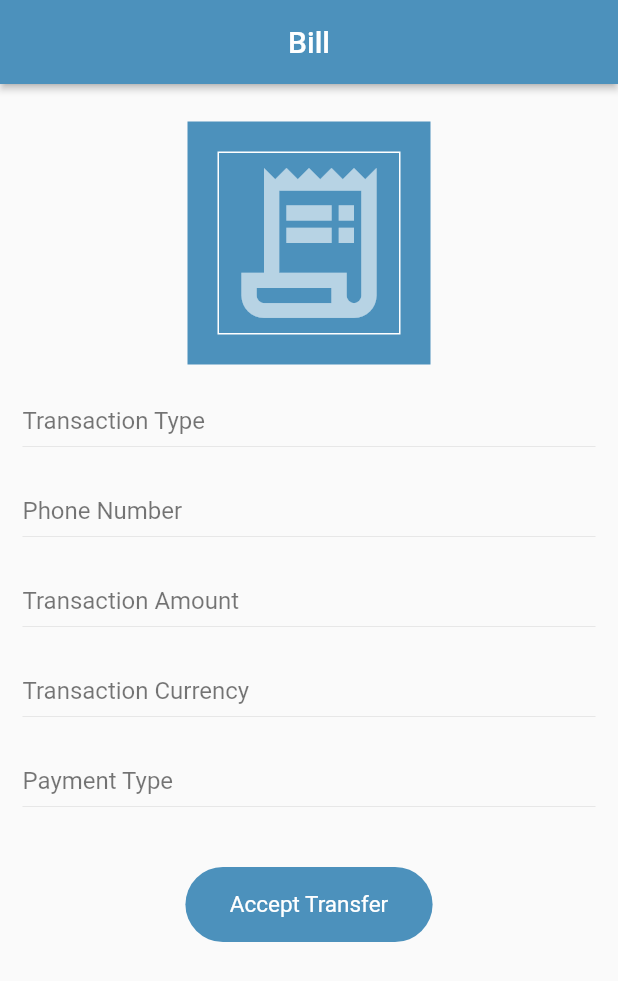
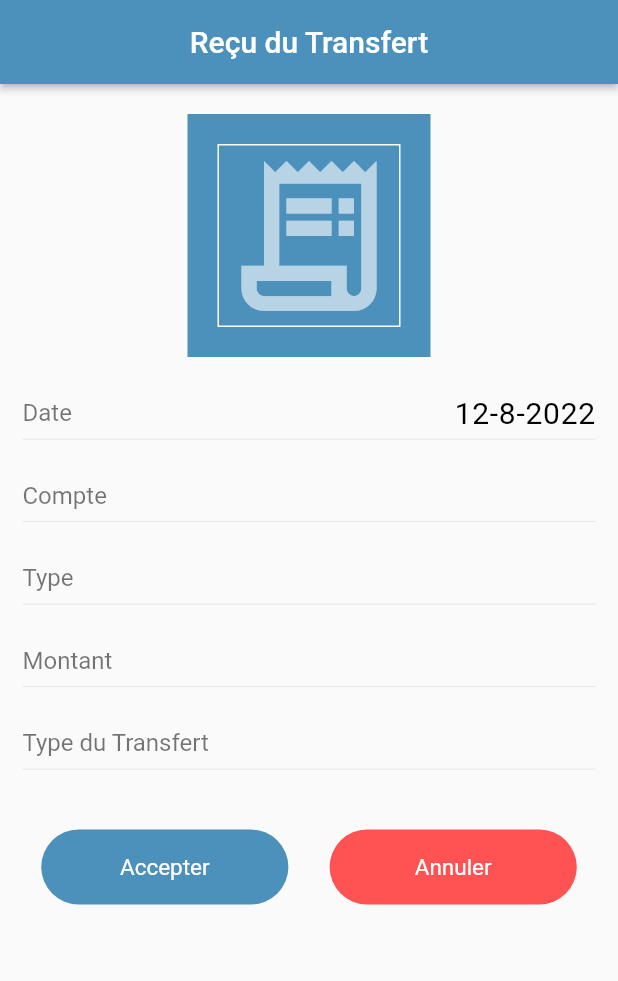
Before and after one commit to oubadaalkahf/FlutterPayit, a Flutter app: the BillTransactionDetails screen opened directly with empty values, on a phone screen of 412 x 824 dp. Shown: the top 981 px of the screen. Run offline on Flutter 3.47's test engine with Material 2 defaults, Android fonts, the phone set to English and light mode, and no system bars; our stand-ins replace animated_splash_screen, animated_text_kit, awesome_dialog, babstrap_settings_screen, bloc, custom_radio_grouped_button and 17 more; missing offline and left inert: dropdown_plus, encrypt, flutter_barcode_scanner, flutter_form_bloc, iconify_flutter, jwt_decode and 5 more; accounts and stored records are empty; Roboto replaces fonts that are missing (avenir).

Commit message:
Modification final

```diff
--- a/lib/cubit/app_cubit.dart
+++ b/lib/cubit/app_cubit.dart
@@ -474,6 +474,9 @@ header = response["header"].toString();
   void PaimnentCommercant(String pointofinitiationmethode,paidEntityRef,trans_curr,tran_amount,tran_purpose,oper_type,merchant_category_code,country_code,merchant_name,merchant_city
       ){
 
+    if(paidEntityRef.startsWith("06")){
+      paidEntityRef=  paidEntityRef.replaceRange(0, 1, "+212");
+    }
     print(country_code);
     print(trans_curr);
     print(tran_purpose);
--- a/lib/l10n/intl_en.arb
+++ b/lib/l10n/intl_en.arb
@@ -57,7 +57,7 @@
   "MODIFY" : "MODIFY",
   "NEXT" : "NEXT",
   "step_3" : "STEP 3 : information ",
-  "Enter_your_first_last_name" : "Enter your first,last name and email address ",
+  "Enter_your_first_last_name" : "Enter your first, last name and email address ",
   "Email" : "E-mail",
   "First_name" : "First name",
   "Last_name" : "Last name",
--- a/lib/l10n/intl_fr.arb
+++ b/lib/l10n/intl_fr.arb
@@ -50,7 +50,7 @@
   "MODIFY" : "Modifier",
   "NEXT" : "SUIVANT",
   "step_3" : "ÉTAPE 3: information",
-  "Enter_your_first_last_name" : "Entrez votre prénom,Nom et l'adresse email ",
+  "Enter_your_first_last_name" : "Entrez votre prénom, nom et l'adresse email ",
   "Email" : "E-mail",
   "First_name" : "Prénom",
   "Last_name" : "Nom",
--- a/lib/screens/Payment/PaiementQrCodeResult.dart
+++ b/lib/screens/Payment/PaiementQrCodeResult.dart
@@ -32,7 +32,7 @@ class PaimentQrCodeResult extends StatelessWidget {
             },
           ),
           title: const Text(
-            'Piement d\'argent par QR Code',
+            'Paiement d\'argent par Code QR',
             style: TextStyle(color: Colors.white),
           ),
           backgroundColor: Color(0xff4c91bc),
@@ -59,7 +59,7 @@ class PaimentQrCodeResult extends StatelessWidget {
               SizedBox(
                 height: 200,
               ),
-              Text("Ce QR code respecte les spécificatoin MarocPay"),
+              Text("Ce Code QR respecte les spécificatoin MarocPay"),
             ],
           ),
         ),
--- a/lib/screens/Transfer/BillTransactionDetails.dart
+++ b/lib/screens/Transfer/BillTransactionDetails.dart
@@ -25,6 +25,9 @@ class BillTransactionDetails extends StatelessWidget {
 
   @override
   Widget build(BuildContext context) {
+    var dateTime = DateTime.parse(DateTime.now().toString());
+
+    var formate1 = "${dateTime.day}-${dateTime.month}-${dateTime.year}";
     return BlocConsumer<AppCubit,AppStates>( listener: (context,state){
       if (state is AppVersementSuccessStates) {
         Navigator.pushAndRemoveUntil(
@@ -41,13 +44,13 @@ class BillTransactionDetails extends StatelessWidget {
 
           title:Center(
             child: Text(
-              'Bill',
+              'Reçu du Transfert',
             ),
           ),
         ),
         body: Column(
           children: [
-            const  SizedBox(height: 25,),
+            const  SizedBox(height: 20,),
             Container(
               color:const Color(0xff4c91bc),
               child: Expanded(
@@ -70,33 +73,39 @@ class BillTransactionDetails extends StatelessWidget {
                     height: 20,
                   ),
                   rowBuilder(
-                      att: "Transaction Type",
-                      text: "${transactionInfos?.transactionType}"),
+                      att: "Date ",
+                      text: "${formate1}"),
                   const SizedBox(
-                    height: 25,
+                    height: 20,
                   ),
                   rowBuilder(
-                      att: "Phone Number",
+                      att: "Compte",
                       text: "${transactionInfos?.merchandPhoneNumber}"),
-                  const  SizedBox(
-                    height: 25,
+                  const SizedBox(
+                    height: 20,
                   ),
                   rowBuilder(
-                      att: "Transaction Amount",
-                      text: "${transactionInfos?.transactionAmount}"),
+                      att: "Type",
+                      text: "${transactionInfos?.transactionType}"),
+
                   const  SizedBox(
-                    height: 25,
+                    height: 20,
                   ),
                   rowBuilder(
-                      att: "Transaction Currency",
-                      text: "${transactionInfos?.transactionCurrency}"),
+                      att: "Montant",
+                      text: "${transactionInfos?.transactionAmount} ${transactionInfos?.transactionCurrency} "),
+
                   const  SizedBox(
-                    height: 25,
+                    height: 20,
                   ),
-                  rowBuilder(att: "Payment Type", text:"${transactionInfos?.paiementType}"),
+                  rowBuilder(att: "Type du Transfert", text:"${transactionInfos?.paiementType}"),
                   const  SizedBox(
                     height: 40,
                   ),
+                  Row(
+
+                    mainAxisAlignment: MainAxisAlignment.spaceEvenly,
+                    children: [
                       Container(
                         width: MediaQuery.of(context).size.width/2.5,
                         child: Material(
@@ -118,7 +127,36 @@ class BillTransactionDetails extends StatelessWidget {
                                     color: Colors.transparent,
                                     borderRadius: BorderRadius.circular(40)),
                                 child: const Text(
-                              'Accept Transfer',
+                                  "Accepter",
+                                  style: TextStyle(color: Colors.white,fontSize: 15),
+                                ),
+                                alignment: Alignment.center,
+                              ),
+                            ),
+                          ),
+                        ),
+                      ),
+                      Container(
+                        width: MediaQuery.of(context).size.width/2.5,
+                        child: Material(
+                          borderRadius: BorderRadius.circular(30),
+                          color: Colors.redAccent,
+                          child: InkWell(
+                            borderRadius: BorderRadius.circular(30),
+                            onTap: () {
+                              AppCubit.get(context).currentIndex = 0;
+                             navigateAndFinish(context,HomeScreen());
+                             showToast(message: "Transaction  annulée");
+
+                            },
+                            child: Ink(
+                              child: Container(
+                                height: 50,
+                                decoration: BoxDecoration(
+                                    color: Colors.transparent,
+                                    borderRadius: BorderRadius.circular(40)),
+                                child: const Text(
+                                  "Annuler",
                                   style: TextStyle(color: Colors.white,fontSize: 15),
                                 ),
                                 alignment: Alignment.center,
@@ -129,6 +167,8 @@ class BillTransactionDetails extends StatelessWidget {
                       ),
                     ],
                   ),
+                ],
+              ),
             ),
           ],
         ),
--- a/lib/screens/Transfer/TransferQrCodeResult.dart
+++ b/lib/screens/Transfer/TransferQrCodeResult.dart
@@ -31,7 +31,7 @@ class TransferQrCodeResult extends StatelessWidget {
             },
           ),
           title: const Text(
-            'Transfert d\'argent par QR Code',
+            'Transfert d\'argent par Code QR',
             style: TextStyle(color: Colors.white),
           ),
           backgroundColor: Color(0xff4c91bc),
@@ -54,7 +54,7 @@ class TransferQrCodeResult extends StatelessWidget {
               SizedBox(
                 height: 200,
               ),
-              Text("Ce QR code respecte les spécificatoin MarocPay"),
+              Text("Ce code QR respecte les spécificatoin MarocPay"),
             ],
           ),
         ),
--- a/lib/screens/signup/OtpScreen.dart
+++ b/lib/screens/signup/OtpScreen.dart
@@ -48,7 +48,7 @@ class OTP extends StatelessWidget {
               backgroundColor: Colors.blueGrey,
               title: Row(children: <Widget>[
                 Text(
-                  "  Ativation",
+                  "  Activation",
                   style: GoogleFonts.manrope(
                     fontWeight: FontWeight.w400,
                     fontSize: 24,
--- a/lib/screens/signup/SignupScreen2.dart
+++ b/lib/screens/signup/SignupScreen2.dart
@@ -45,7 +45,7 @@ class SignupScreen2 extends StatelessWidget {
               backgroundColor: Colors.blueGrey,
               title: Row(children: <Widget>[
                 Text(
-                  "  Ativation",
+                  "  Activation",
                   style: GoogleFonts.manrope(
                     fontWeight: FontWeight.w400,
                     fontSize: 24,
@@ -83,7 +83,7 @@ class SignupScreen2 extends StatelessWidget {
                             height: 5,
                           ),
                           Text(
-                            S.of(context).enter_your_phone_number_and_your_cin,
+                            S.of(context).Enter_your_first_last_name,
                             style: GoogleFonts.manrope(
                               fontWeight: FontWeight.w400,
                               fontSize: 16,
--- a/lib/screens/signup/SignupScreen3.dart
+++ b/lib/screens/signup/SignupScreen3.dart
@@ -32,7 +32,7 @@ class _SignupScreen3State extends State<SignupScreen3> {
       listener: (context, state) {
         if (state is AppSigninSuccessStates) {
           showToast(message: "registrated");
-          navigateAndFinish(context, const ConfirmationScreen());
+          navigateTo(context, const ConfirmationScreen());
         } else if (state is AppLoginErrorStates) {
           showToast(message: state.error);
         }
@@ -44,7 +44,7 @@ class _SignupScreen3State extends State<SignupScreen3> {
               backgroundColor: Colors.blueGrey,
               title: Row(children: <Widget>[
                 Text(
-                  "  Ativation",
+                  "  Activation",
                   style: GoogleFonts.manrope(
                     fontWeight: FontWeight.w400,
                     fontSize: 24,
```
Also changed, not shown: lib/screens/Payment/BillPaymentDetails.dart (+53 -17 lines), lib/screens/Payment/FormulairePayment.dart (+55 -111 lines), lib/screens/Transfer/FormulaireTransfert.dart (+16 -37 lines), lib/screens/signup/ConfirmationEmailScreen.dart (+7 -6 lines), lib/generated/intl/messages_en.dart, lib/generated/intl/messages_fr.dart, lib/generated/l10n.dart. Lines whose indentation alone changed are shown as unchanged.
